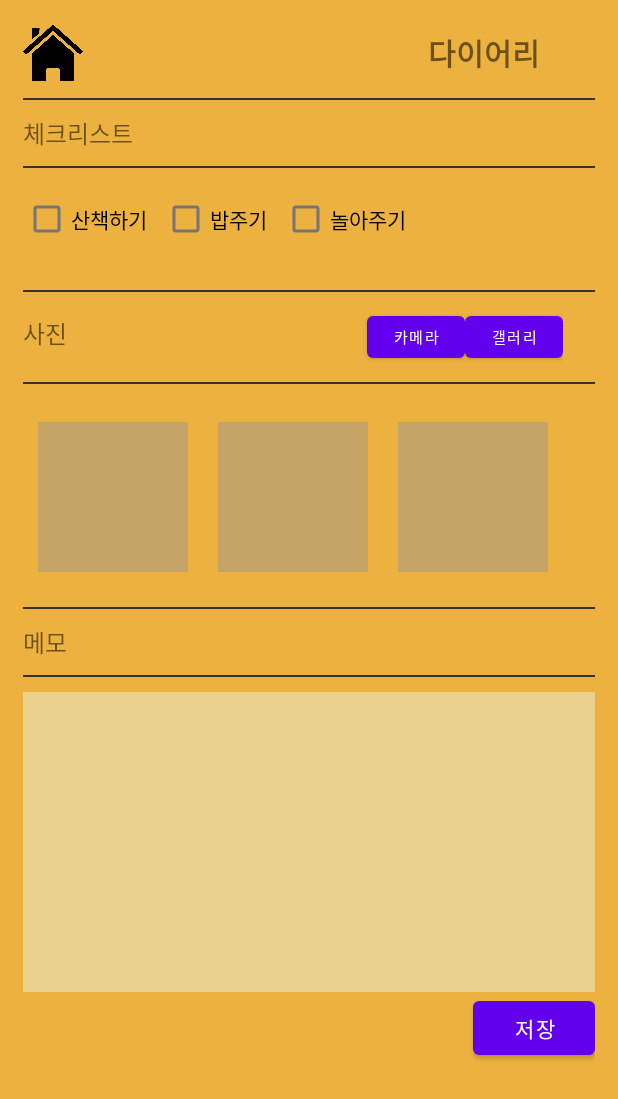
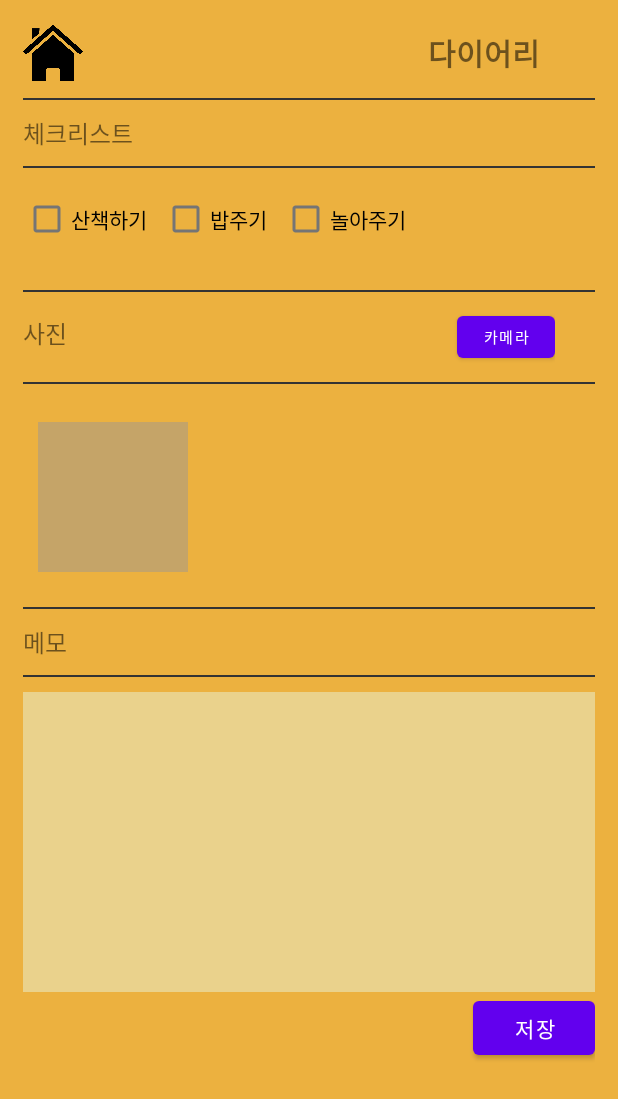
Before and after one commit to dana0221/emirim_Project_PetDiary, an Android app: the layout activity_diary.xml on its own in the app's theme, with its tools: preview values and no code run, on a phone screen of 412 x 824 dp. Shown: the top 1099 px of the screen. Run offline under Robolectric (Android 15) with nearby library versions, the phone set to English and light mode, and no system bars.

Commit message:
Edit Pet_Diary Commit

```diff
--- a/app/src/main/java/com/example/emirim_project_petdiary/MainActivity.java
+++ b/app/src/main/java/com/example/emirim_project_petdiary/MainActivity.java
@@ -17,7 +17,6 @@ public class MainActivity extends AppCompatActivity {
         super.onCreate(savedInstanceState);
         setContentView(R.layout.activity_main);
 
-        linearLayout = findViewById(R.id.liner_main);
         linearLayout.setOnTouchListener(new View.OnTouchListener() {
             @Override
             public boolean onTouch(View v, MotionEvent event) {
--- a/app/src/main/res/layout/activity_diary.xml
+++ b/app/src/main/res/layout/activity_diary.xml
@@ -99,21 +99,14 @@
             android:layout_height="wrap_content"
             android:text="사진"
             android:textSize="16sp"
-            android:layout_marginRight="200dp"/>
+            android:layout_marginRight="260dp"/>
 
         <Button
-            android:id="@+id/btn_camera"
+            android:id="@+id/btn_photo"
             android:layout_width="65dp"
             android:layout_height="40dp"
             android:textSize="10sp"
             android:text="카메라"/>
-
-        <Button
-            android:id="@+id/btn_gallery"
-            android:layout_width="65dp"
-            android:layout_height="40dp"
-            android:textSize="10sp"
-            android:text="갤러리"/>
 
     </LinearLayout>
 
@@ -132,26 +125,6 @@
 
         <ImageView
             android:id="@+id/img1"
-            android:layout_width="100dp"
-            android:layout_height="100dp"
-            android:background="#C5A468"
-            android:layout_marginTop="15dp"
-            android:layout_marginLeft="10dp"
-            android:layout_marginRight="10dp"
-            android:scaleType="fitCenter"/>
-
-        <ImageView
-            android:id="@+id/img2"
-            android:layout_width="100dp"
-            android:layout_height="100dp"
-            android:background="#C5A468"
-            android:layout_marginTop="15dp"
-            android:layout_marginLeft="10dp"
-            android:layout_marginRight="10dp"
-            android:scaleType="fitCenter"/>
-
-        <ImageView
-            android:id="@+id/img3"
             android:layout_width="100dp"
             android:layout_height="100dp"
             android:background="#C5A468"
--- a/app/src/main/res/values/strings.xml
+++ b/app/src/main/res/values/strings.xml
@@ -6,6 +6,8 @@
     <string name="btn_doen">확인</string>
     <string name="btn_back">뒤로가기</string>
     <string name="btn_save">저장</string>
+    <string name="permission_1">[설정] > [권한] 에서 권한을 허용할 수 있습니다.</string>
+    <string name="permission_2">사진 및 파일을 저장하기 위하여 접근 권한이 필요합니다.</string>
     <!-- TODO: Remove or change this placeholder text -->
     <string name="hello_blank_fragment">Hello blank fragment</string>
 </resources>
```
Also changed, not shown: app/build.gradle (+21 -4 lines), app/src/main/AndroidManifest.xml (+19 -8 lines), app/src/main/java/com/example/emirim_project_petdiary/Diary.java (+119 -54 lines), app/src/main/res/xml/image_files.xml (added, +7 -0 lines).
